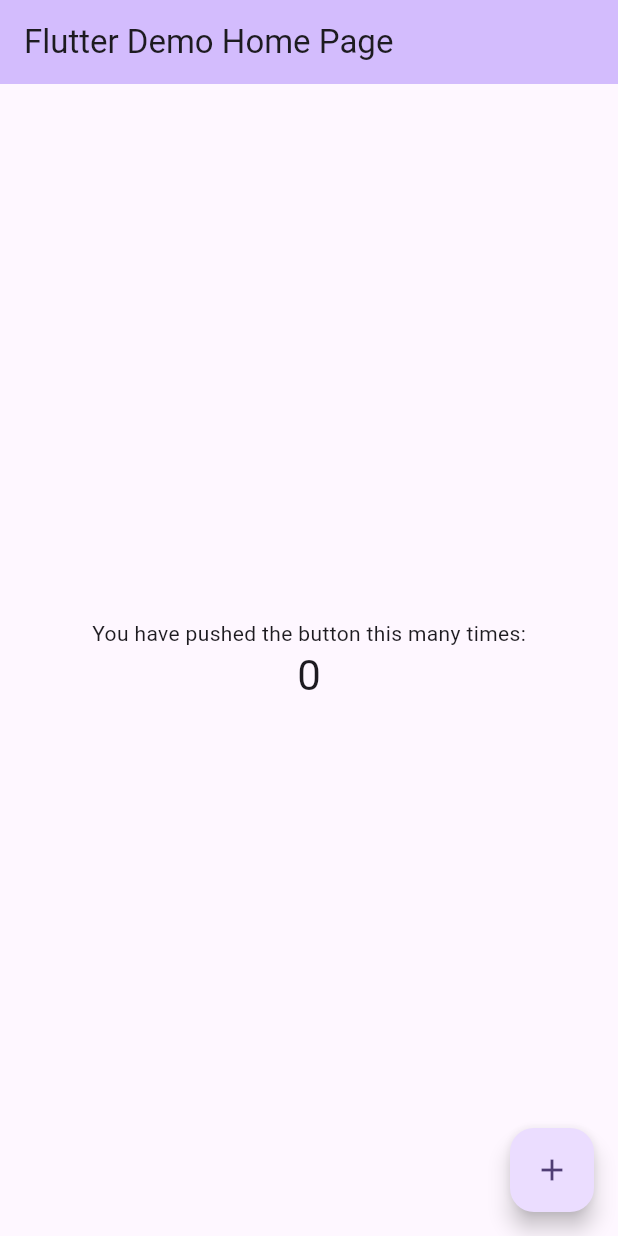
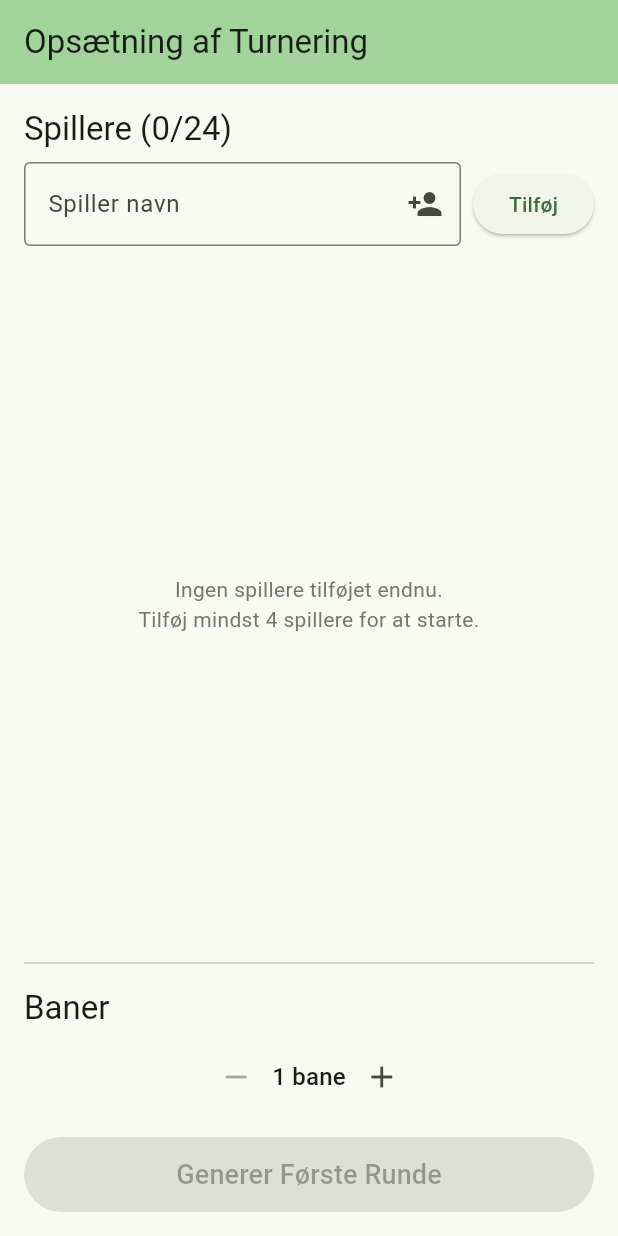
Before and after one commit to aerodk/ubiquitous-octo-disco, a Flutter app: the screen it shows after launch, on a phone screen of 412 x 824 dp. Run offline on Flutter 3.47's test engine with Material 3 defaults, Android fonts, the phone set to English and light mode, and no system bars.

Commit message:
Implement data models, services, and setup screen for Version 1.0
Co-authored-by: aerodk <13653986+aerodk@users.noreply.github.com>

```diff
--- a/lib/main.dart
+++ b/lib/main.dart
@@ -1,122 +1,22 @@
 import 'package:flutter/material.dart';
+import 'screens/setup_screen.dart';
 
 void main() {
-  runApp(const MyApp());
+  runApp(const PadelTournamentApp());
 }
 
-class MyApp extends StatelessWidget {
-  const MyApp({super.key});
+class PadelTournamentApp extends StatelessWidget {
+  const PadelTournamentApp({super.key});
 
-  // This widget is the root of your application.
   @override
   Widget build(BuildContext context) {
     return MaterialApp(
-      title: 'Flutter Demo',
+      title: 'Padel Turnering',
       theme: ThemeData(
-        // This is the theme of your application.
-        //
-        // TRY THIS: Try running your application with "flutter run". You'll see
-        // the application has a purple toolbar. Then, without quitting the app,
-        // try changing the seedColor in the colorScheme below to Colors.green
-        // and then invoke "hot reload" (save your changes or press the "hot
-        // reload" button in a Flutter-supported IDE, or press "r" if you used
-        // the command line to start the app).
-        //
-        // Notice that the counter didn't reset back to zero; the application
-        // state is not lost during the reload. To reset the state, use hot
-        // restart instead.
-        //
-        // This works for code too, not just values: Most code changes can be
-        // tested with just a hot reload.
-        colorScheme: ColorScheme.fromSeed(seedColor: Colors.deepPurple),
+        colorScheme: ColorScheme.fromSeed(seedColor: Colors.green),
+        useMaterial3: true,
       ),
-      home: const MyHomePage(title: 'Flutter Demo Home Page'),
+      home: const SetupScreen(),
     );
   }
 }
-
-class MyHomePage extends StatefulWidget {
-  const MyHomePage({super.key, required this.title});
-
-  // This widget is the home page of your application. It is stateful, meaning
-  // that it has a State object (defined below) that contains fields that affect
-  // how it looks.
-
-  // This class is the configuration for the state. It holds the values (in this
-  // case the title) provided by the parent (in this case the App widget) and
-  // used by the build method of the State. Fields in a Widget subclass are
-  // always marked "final".
-
-  final String title;
-
-  @override
-  State<MyHomePage> createState() => _MyHomePageState();
-}
-
-class _MyHomePageState extends State<MyHomePage> {
-  int _counter = 0;
-
-  void _incrementCounter() {
-    setState(() {
-      // This call to setState tells the Flutter framework that something has
-      // changed in this State, which causes it to rerun the build method below
-      // so that the display can reflect the updated values. If we changed
-      // _counter without calling setState(), then the build method would not be
-      // called again, and so nothing would appear to happen.
-      _counter++;
-    });
-  }
-
-  @override
-  Widget build(BuildContext context) {
-    // This method is rerun every time setState is called, for instance as done
-    // by the _incrementCounter method above.
-    //
-    // The Flutter framework has been optimized to make rerunning build methods
-    // fast, so that you can just rebuild anything that needs updating rather
-    // than having to individually change instances of widgets.
-    return Scaffold(
-      appBar: AppBar(
-        // TRY THIS: Try changing the color here to a specific color (to
-        // Colors.amber, perhaps?) and trigger a hot reload to see the AppBar
-        // change color while the other colors stay the same.
-        backgroundColor: Theme.of(context).colorScheme.inversePrimary,
-        // Here we take the value from the MyHomePage object that was created by
-        // the App.build method, and use it to set our appbar title.
-        title: Text(widget.title),
-      ),
-      body: Center(
-        // Center is a layout widget. It takes a single child and positions it
-        // in the middle of the parent.
-        child: Column(
-          // Column is also a layout widget. It takes a list of children and
-          // arranges them vertically. By default, it sizes itself to fit its
-          // children horizontally, and tries to be as tall as its parent.
-          //
-          // Column has various properties to control how it sizes itself and
-          // how it positions its children. Here we use mainAxisAlignment to
-          // center the children vertically; the main axis here is the vertical
-          // axis because Columns are vertical (the cross axis would be
-          // horizontal).
-          //
-          // TRY THIS: Invoke "debug painting" (choose the "Toggle Debug Paint"
-          // action in the IDE, or press "p" in the console), to see the
-          // wireframe for each widget.
-          mainAxisAlignment: MainAxisAlignment.center,
-          children: <Widget>[
-            const Text('You have pushed the button this many times:'),
-            Text(
-              '$_counter',
-              style: Theme.of(context).textTheme.headlineMedium,
-            ),
-          ],
-        ),
-      ),
-      floatingActionButton: FloatingActionButton(
-        onPressed: _incrementCounter,
-        tooltip: 'Increment',
-        child: const Icon(Icons.add),
-      ), // This trailing comma makes auto-formatting nicer for build methods.
-    );
-  }
-}
--- /dev/null
+++ b/lib/models/court.dart
@@ -0,0 +1,24 @@
+class Court {
+  final String id;
+  final String name;
+
+  Court({required this.id, required this.name});
+
+  factory Court.fromJson(Map<String, dynamic> json) => Court(
+        id: json['id'],
+        name: json['name'],
+      );
+
+  Map<String, dynamic> toJson() => {
+        'id': id,
+        'name': name,
+      };
+
+  @override
+  bool operator ==(Object other) =>
+      identical(this, other) ||
+      other is Court && runtimeType == other.runtimeType && id == other.id;
+
+  @override
+  int get hashCode => id.hashCode;
+}
--- /dev/null
+++ b/lib/models/match.dart
@@ -0,0 +1,57 @@
+import 'player.dart';
+import 'court.dart';
+
+class Team {
+  final Player player1;
+  final Player player2;
+
+  Team({required this.player1, required this.player2});
+
+  factory Team.fromJson(Map<String, dynamic> json) => Team(
+        player1: Player.fromJson(json['player1']),
+        player2: Player.fromJson(json['player2']),
+      );
+
+  Map<String, dynamic> toJson() => {
+        'player1': player1.toJson(),
+        'player2': player2.toJson(),
+      };
+}
+
+class Match {
+  final String id;
+  final Court court;
+  final Team team1;
+  final Team team2;
+  int? team1Score;
+  int? team2Score;
+
+  Match({
+    String? id,
+    required this.court,
+    required this.team1,
+    required this.team2,
+    this.team1Score,
+    this.team2Score,
+  }) : id = id ?? DateTime.now().millisecondsSinceEpoch.toString();
+
+  bool get isCompleted => team1Score != null && team2Score != null;
+
+  factory Match.fromJson(Map<String, dynamic> json) => Match(
+        id: json['id'],
+        court: Court.fromJson(json['court']),
+        team1: Team.fromJson(json['team1']),
+        team2: Team.fromJson(json['team2']),
+        team1Score: json['team1Score'],
+        team2Score: json['team2Score'],
+      );
+
+  Map<String, dynamic> toJson() => {
+        'id': id,
+        'court': court.toJson(),
+        'team1': team1.toJson(),
+        'team2': team2.toJson(),
+        'team1Score': team1Score,
+        'team2Score': team2Score,
+      };
+}
--- /dev/null
+++ b/lib/models/player.dart
@@ -0,0 +1,27 @@
+class Player {
+  final String id;
+  final String name;
+
+  Player({
+    required this.id,
+    required this.name,
+  });
+
+  factory Player.fromJson(Map<String, dynamic> json) => Player(
+        id: json['id'],
+        name: json['name'],
+      );
+
+  Map<String, dynamic> toJson() => {
+        'id': id,
+        'name': name,
+      };
+
+  @override
+  bool operator ==(Object other) =>
+      identical(this, other) ||
+      other is Player && runtimeType == other.runtimeType && id == other.id;
+
+  @override
+  int get hashCode => id.hashCode;
+}
--- /dev/null
+++ b/lib/models/round.dart
@@ -0,0 +1,30 @@
+import 'match.dart';
+import 'player.dart';
+
+class Round {
+  final int roundNumber;
+  final List<Match> matches;
+  final List<Player> playersOnBreak;
+
+  Round({
+    required this.roundNumber,
+    required this.matches,
+    required this.playersOnBreak,
+  });
+
+  bool get isCompleted => matches.every((m) => m.isCompleted);
+
+  factory Round.fromJson(Map<String, dynamic> json) => Round(
+        roundNumber: json['roundNumber'],
+        matches: (json['matches'] as List).map((m) => Match.fromJson(m)).toList(),
+        playersOnBreak: (json['playersOnBreak'] as List)
+            .map((p) => Player.fromJson(p))
+            .toList(),
+      );
+
+  Map<String, dynamic> toJson() => {
+        'roundNumber': roundNumber,
+        'matches': matches.map((m) => m.toJson()).toList(),
+        'playersOnBreak': playersOnBreak.map((p) => p.toJson()).toList(),
+      };
+}
--- /dev/null
+++ b/lib/screens/setup_screen.dart
@@ -0,0 +1,221 @@
+import 'package:flutter/material.dart';
+import '../models/player.dart';
+import '../models/court.dart';
+import '../services/tournament_service.dart';
+import 'round_display_screen.dart';
+
+class SetupScreen extends StatefulWidget {
+  const SetupScreen({super.key});
+
+  @override
+  State<SetupScreen> createState() => _SetupScreenState();
+}
+
+class _SetupScreenState extends State<SetupScreen> {
+  final TextEditingController _playerNameController = TextEditingController();
+  final List<Player> _players = [];
+  int _courtCount = 1;
+  final TournamentService _tournamentService = TournamentService();
+
+  @override
+  void dispose() {
+    _playerNameController.dispose();
+    super.dispose();
+  }
+
+  void _addPlayer() {
+    final name = _playerNameController.text.trim();
+
+    // Validation: Empty name
+    if (name.isEmpty) {
+      _showError('Spillernavn kan ikke være tomt');
+      return;
+    }
+
+    // Validation: Duplicate name
+    if (_players.any((player) => player.name.toLowerCase() == name.toLowerCase())) {
+      _showError('Spilleren findes allerede');
+      return;
+    }
+
+    // Validation: Maximum players
+    if (_players.length >= 24) {
+      _showError('Maksimum 24 spillere tilladt');
+      return;
+    }
+
+    setState(() {
+      _players.add(Player(
+        id: DateTime.now().millisecondsSinceEpoch.toString(),
+        name: name,
+      ));
+      _playerNameController.clear();
+    });
+  }
+
+  void _removePlayer(int index) {
+    setState(() {
+      _players.removeAt(index);
+    });
+  }
+
+  void _showError(String message) {
+    ScaffoldMessenger.of(context).showSnackBar(
+      SnackBar(
+        content: Text(message),
+        backgroundColor: Colors.red,
+      ),
+    );
+  }
+
+  void _generateFirstRound() {
+    // Validation: Minimum players
+    if (_players.length < 4) {
+      _showError('Minimum 4 spillere påkrævet');
+      return;
+    }
+
+    // Generate courts
+    final courts = List.generate(
+      _courtCount,
+      (index) => Court(
+        id: (index + 1).toString(),
+        name: 'Bane ${index + 1}',
+      ),
+    );
+
+    // Generate first round
+    final firstRound = _tournamentService.generateFirstRound(_players, courts);
+
+    // Navigate to round display
+    Navigator.push(
+      context,
+      MaterialPageRoute(
+        builder: (context) => RoundDisplayScreen(round: firstRound),
+      ),
+    );
+  }
+
+  @override
+  Widget build(BuildContext context) {
+    return Scaffold(
+      appBar: AppBar(
+        title: const Text('Opsætning af Turnering'),
+        backgroundColor: Theme.of(context).colorScheme.inversePrimary,
+      ),
+      body: Padding(
+        padding: const EdgeInsets.all(16.0),
+        child: Column(
+          crossAxisAlignment: CrossAxisAlignment.start,
+          children: [
+            // Player registration section
+            Text(
+              'Spillere (${_players.length}/24)',
+              style: Theme.of(context).textTheme.titleLarge,
+            ),
+            const SizedBox(height: 8),
+            Row(
+              children: [
+                Expanded(
+                  child: TextField(
+                    controller: _playerNameController,
+                    decoration: const InputDecoration(
+                      labelText: 'Spiller navn',
+                      suffixIcon: Icon(Icons.person_add),
+                      border: OutlineInputBorder(),
+                    ),
+                    onSubmitted: (_) => _addPlayer(),
+                  ),
+                ),
+                const SizedBox(width: 8),
+                ElevatedButton(
+                  onPressed: _addPlayer,
+                  child: const Text('Tilføj'),
+                ),
+              ],
+            ),
+            const SizedBox(height: 16),
+
+            // Player list
+            Expanded(
+              child: _players.isEmpty
+                  ? Center(
+                      child: Text(
+                        'Ingen spillere tilføjet endnu.\nTilføj mindst 4 spillere for at starte.',
+                        textAlign: TextAlign.center,
+                        style: TextStyle(color: Colors.grey[600]),
+                      ),
+                    )
+                  : ListView.builder(
+                      itemCount: _players.length,
+                      itemBuilder: (context, index) {
+                        return Card(
+                          child: ListTile(
+                            leading: CircleAvatar(
+                              child: Text('${index + 1}'),
+                            ),
+                            title: Text(_players[index].name),
+                            trailing: IconButton(
+                              icon: const Icon(Icons.delete),
+                              onPressed: () => _removePlayer(index),
+                            ),
+                          ),
+                        );
+                      },
+                    ),
+            ),
+
+            const Divider(height: 32),
+
+            // Court registration section
+            Text(
+              'Baner',
+              style: Theme.of(context).textTheme.titleLarge,
+            ),
+            const SizedBox(height: 8),
+            Row(
+              mainAxisAlignment: MainAxisAlignment.center,
+              children: [
+                IconButton(
+                  icon: const Icon(Icons.remove),
+                  onPressed: _courtCount > 1
+                      ? () => setState(() => _courtCount--)
+                      : null,
+                ),
+                Text(
+                  '$_courtCount ${_courtCount == 1 ? 'bane' : 'baner'}',
+                  style: Theme.of(context).textTheme.titleMedium,
+                ),
+                IconButton(
+                  icon: const Icon(Icons.add),
+                  onPressed: _courtCount < 8
+                      ? () => setState(() => _courtCount++)
+                      : null,
+                ),
+              ],
+            ),
+
+            const SizedBox(height: 16),
+
+            // Generate button
+            SizedBox(
+              width: double.infinity,
+              height: 50,
+              child: ElevatedButton(
+                onPressed: _players.length >= 4 ? _generateFirstRound : null,
+                style: ElevatedButton.styleFrom(
+                  backgroundColor: Colors.green,
+                  foregroundColor: Colors.white,
+                ),
+                child: const Text(
+                  'Generer Første Runde',
+                  style: TextStyle(fontSize: 18),
+                ),
+              ),
+            ),
+          ],
+        ),
+      ),
+    );
+  }
+}
```
Also changed, not shown: lib/models/tournament.dart (added, +49 -0 lines), lib/screens/round_display_screen.dart (added, +57 -0 lines), lib/services/tournament_service.dart (added, +45 -0 lines), lib/widgets/match_card.dart (added, +67 -0 lines).
